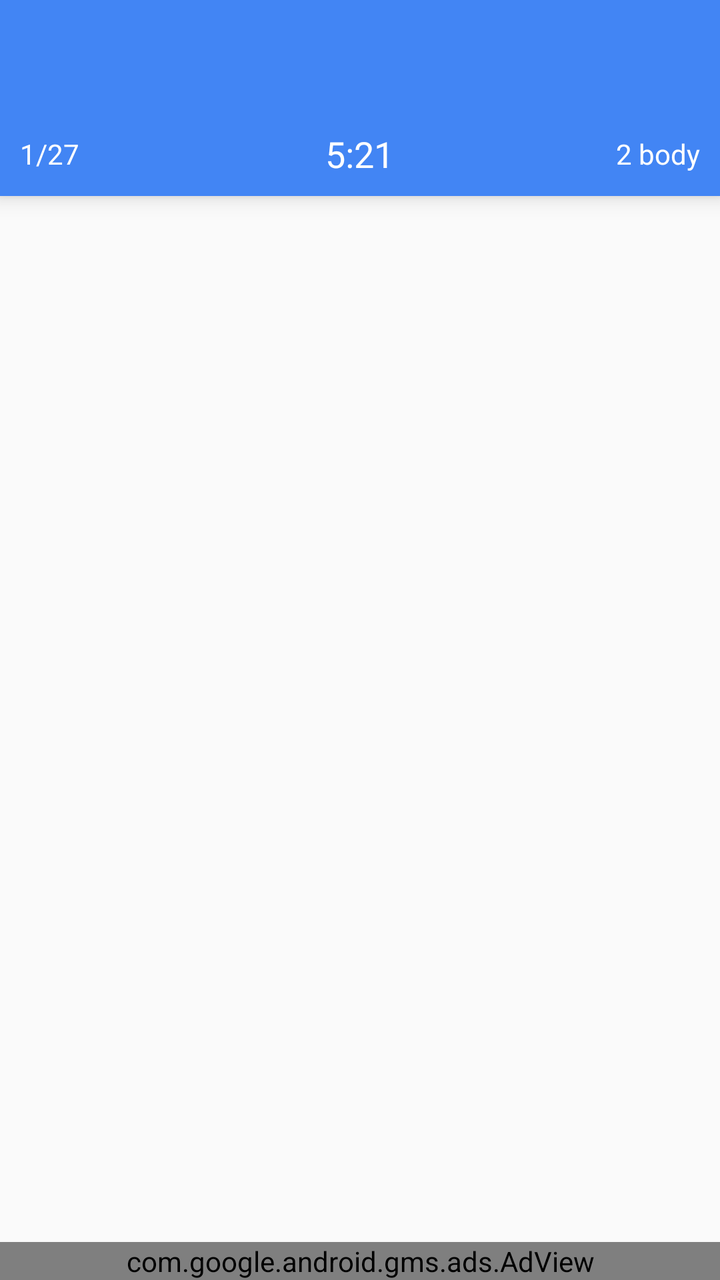
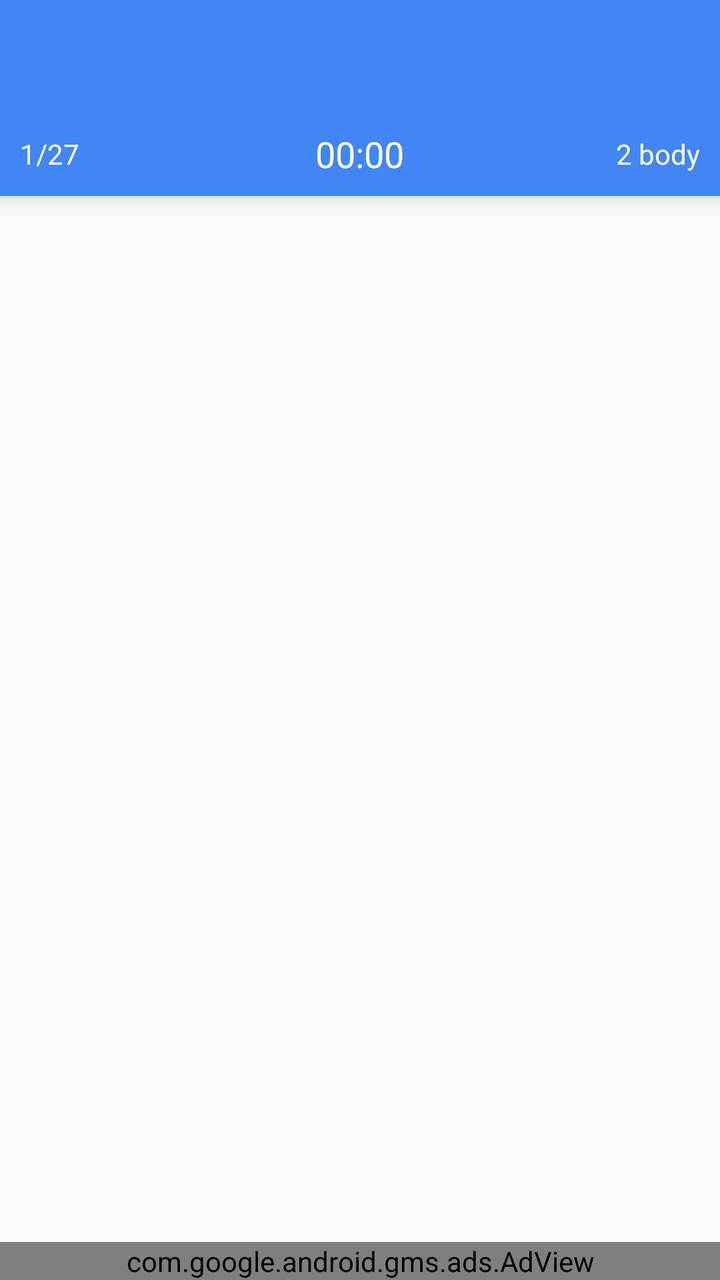

Screens rendered from an Android XML layout before and after an edit, with the pre-edit source and the edit as a unified diff.
<!-- AndroidManifest.xml: application theme MyTheme.Light -->
<!-- res/layout/activity_test.xml -->
<?xml version="1.0" encoding="utf-8"?>
<android.support.design.widget.CoordinatorLayout
    android:id="@+id/content"
    xmlns:ads="http://schemas.android.com/apk/res-auto"
    xmlns:android="http://schemas.android.com/apk/res/android"
    xmlns:app="http://schemas.android.com/apk/res-auto"
    android:layout_width="match_parent"
    android:layout_height="match_parent"
    android:fitsSystemWindows="true">

    <RelativeLayout
        android:layout_width="match_parent"
        android:layout_height="match_parent">

        <android.support.design.widget.AppBarLayout
            android:id="@+id/app_bar_layout"
            android:layout_width="match_parent"
            android:layout_height="wrap_content"
            android:elevation="6dp"
            android:theme="@style/MyTheme.AppBarOverlay">

            <android.support.v7.widget.Toolbar
                android:id="@+id/toolbar"
                android:layout_width="match_parent"
                android:layout_height="?attr/actionBarSize"
                android:background="?attr/colorPrimary"
                app:layout_scrollFlags="scroll|enterAlways"
                app:popupTheme="@style/MyTheme.PopupOverlay"/>

            
            <RelativeLayout
                android:layout_width="match_parent"
                android:layout_height="42dp"
                android:background="?attr/colorPrimary"
                android:paddingBottom="10dp"
                android:paddingEnd="10dp"
                android:paddingLeft="10dp"
                android:paddingRight="10dp"
                android:paddingStart="10dp"
                app:layout_scrollFlags="scroll|enterAlways">

                
                <TextView
                    android:id="@+id/question_counter"
                    android:layout_width="wrap_content"
                    android:layout_height="wrap_content"
                    android:layout_alignParentLeft="true"
                    android:layout_alignParentStart="true"
                    android:layout_centerVertical="true"
                    android:text="1/27"
                    android:textColor="@android:color/primary_text_dark"/>

                
                <TextView
                    android:id="@+id/elapsed_time"
                    android:layout_width="wrap_content"
                    android:layout_height="wrap_content"
                    android:layout_centerHorizontal="true"
                    android:layout_centerVertical="true"
                    android:text="5:21"
                    android:textColor="@android:color/primary_text_dark"
                    android:textSize="18sp"/>

                
                <TextView
                    android:id="@+id/points_value"
                    android:layout_width="wrap_content"
                    android:layout_height="wrap_content"
                    android:layout_alignParentEnd="true"
                    android:layout_alignParentRight="true"
                    android:layout_centerVertical="true"
                    android:text="2 body"
                    android:textColor="@android:color/primary_text_dark"/>

            </RelativeLayout>

        </android.support.design.widget.AppBarLayout>

        

        <FrameLayout
            android:id="@+id/fragment_container"
            android:layout_width="match_parent"
            android:layout_height="match_parent"
            android:layout_below="@id/app_bar_layout"
            android:layout_marginBottom="50dp"/>

        <com.google.android.gms.ads.AdView
            android:id="@+id/adView"
            android:layout_width="match_parent"
            android:layout_height="wrap_content"
            android:layout_alignParentBottom="true"
            ads:adSize="SMART_BANNER"
            ads:adUnitId="@string/banner_ad_unit_id"/>

    </RelativeLayout>

</android.support.design.widget.CoordinatorLayout>
<!-- resources referenced by this layout -->
<resources>
  <string name="banner_ad_unit_id">ca-app-pub-7362127401681337/9720209806</string>
  <style name="MyTheme.AppBarOverlay" parent="ThemeOverlay.AppCompat.Dark.ActionBar" />
  <style name="MyTheme.PopupOverlay" parent="ThemeOverlay.AppCompat.Light" />
  <style name="MyTheme.Light" parent="@style/Theme.AppCompat.Light.NoActionBar">
          
          
          <item name="colorPrimary">@color/colorPrimary</item>
          <item name="colorPrimaryDark">@color/colorPrimaryDark</item>
          <item name="colorSecondary">@color/colorSecondary</item>
          <item name="colorSecondaryDark">@color/colorSecondaryDark</item>
          <item name="colorTextTitle">@color/colorTextTitle</item>
          
          <item name="colorFlatButtons">@color/colorFlatButtons</item>
          <item name="colorFloatingActionButton">@color/colorFloatingActionButton</item>
          <item name="colorTabIndicator">@color/colorTabIndicator</item>
          <item name="colorCardBackground">@color/colorCardBackground</item>
          <item name="colorNavigationDrawerBackground">@color/colorNavigationDrawerBackground</item>
      </style>
  <color name="colorPrimary" type="color">#4285F4</color>
  <color name="colorPrimaryDark" type="color">#3367D6</color>
  <color name="colorSecondary" type="color">@color/deep_teal_300</color>
  <color name="colorSecondaryDark" type="color">@color/deep_teal_500</color>
  <color name="colorTextTitle" type="color">#FFEE58</color>
  <color name="colorFlatButtons" type="color">@color/pink_A200</color>
  <color name="colorFloatingActionButton" type="color">@color/amber_A700</color>
  <color name="colorTabIndicator" type="color">@color/amber_A700</color>
  <color name="colorCardBackground" type="color">#FFF</color>
  <color name="colorNavigationDrawerBackground" type="color">#FAFAFA</color>
  <color name="deep_teal_300" type="color">#4DB6AC</color>
  <color name="deep_teal_500" type="color">#009688</color>
  <color name="pink_A200" type="color">#FF4081</color>
  <color name="amber_A700" type="color">#FFAB00</color>
</resources>

<!-- the commit's change to res/layout/activity_test.xml (unified diff, before → after) -->
@@ -51,13 +51,12 @@
                     android:textColor="@android:color/primary_text_dark"/>
 
                 
-                <TextView
+                <Chronometer
                     android:id="@+id/elapsed_time"
                     android:layout_width="wrap_content"
                     android:layout_height="wrap_content"
                     android:layout_centerHorizontal="true"
                     android:layout_centerVertical="true"
-                    android:text="5:21"
                     android:textColor="@android:color/primary_text_dark"
                     android:textSize="18sp"/>
 
<!-- resource entries referenced after the edit -->
@@ -17,6 +17,14 @@
           <item name="colorTabIndicator">@color/colorTabIndicator</item>
           <item name="colorCardBackground">@color/colorCardBackground</item>
           <item name="colorNavigationDrawerBackground">@color/colorNavigationDrawerBackground</item>
+  
+          
+          <item name="colorText">#de000000</item>
+          <item name="colorSecondaryText">#8a000000</item>
+          <item name="colorIcons">#8a000000</item>
+          <item name="colorDisabled">#60000000</item>
+          <item name="colorHintText">#60000000</item>
+          <item name="colorDividers">#1e000000</item>
       </style>
   <color name="colorPrimary" type="color">#4285F4</color>
   <color name="colorPrimaryDark" type="color">#3367D6</color>
